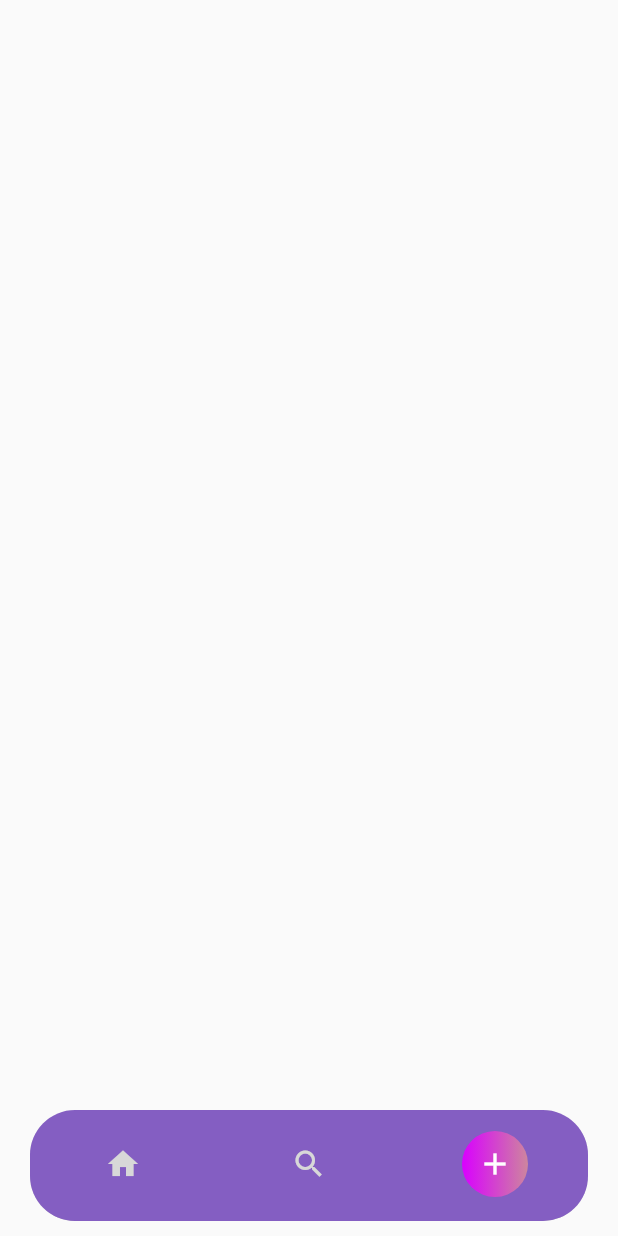
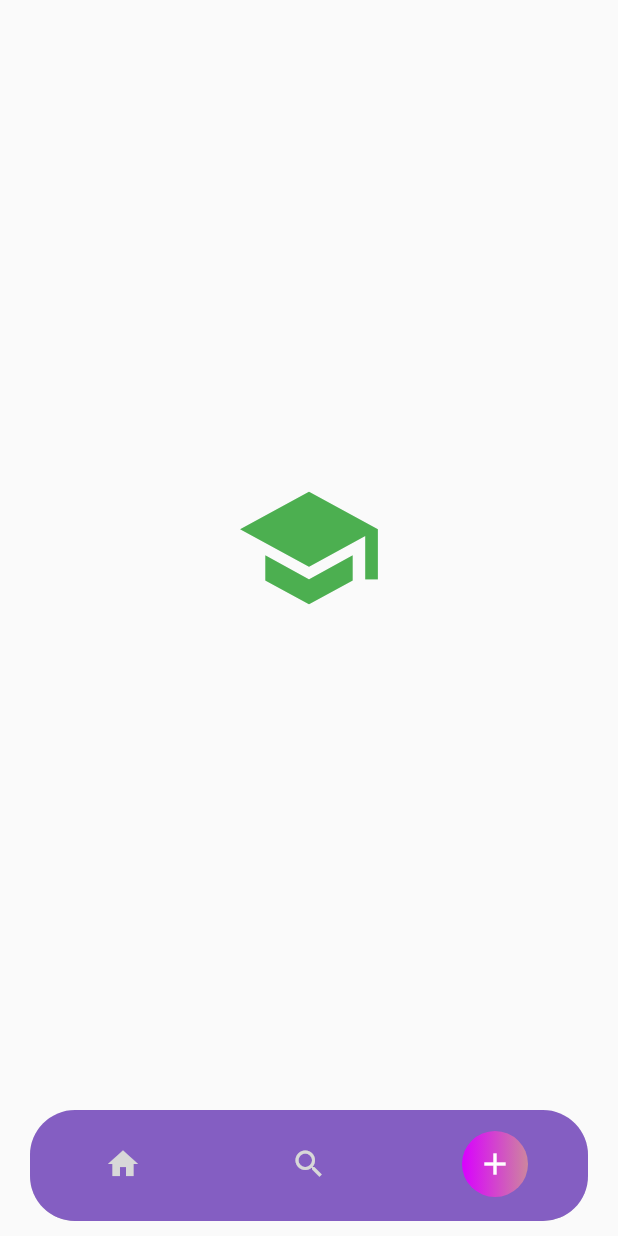
Before and after one commit to yokwejuste/vacua-app, a Flutter app: the screen it shows after launch, item 3 of the bottom bar chosen, on a phone screen of 412 x 824 dp. Run offline on Flutter 3.47's test engine with Material 2 defaults, Android fonts, the phone set to English and light mode, and no system bars; our stand-ins replace cloud_firestore, firebase_auth, firebase_core, flutter_svg, google_fonts; missing offline and left inert: dart:ffi; accounts and stored records are empty; generated files the repository leaves out were written again.

```diff
--- a/lib/screens/classRoomScreen.dart
+++ b/lib/screens/classRoomScreen.dart
@@ -1,5 +1,6 @@
 import 'package:flutter/material.dart';
 import 'package:vacua_app/screens/homeScreen.dart';
+import 'package:vacua_app/screens/searchHall.dart';
 import './SettingsPage.dart';
 import 'makeReservation.dart';
 
@@ -16,15 +17,10 @@ class _ClassRoomsState extends State<ClassRooms> {
   Widget build(BuildContext context) {
     final pages = [
       const MainHomePage(),
-      const Center(
-        child: Icon(
-          Icons.person,
-          size: 50,
-          color: Colors.red,
-        ),
-      ),
+      const SearchHall(),
       const MakeReservation(),
     ];
+
     final navBarItem = <BottomNavigationBarItem>[
       BottomNavigationBarItem(
         icon: Container(
--- a/lib/screens/makeReservation.dart
+++ b/lib/screens/makeReservation.dart
@@ -1,5 +1,3 @@
-
-
 import 'package:flutter/material.dart';
 
 class MakeReservation extends StatelessWidget {
@@ -7,6 +5,14 @@ class MakeReservation extends StatelessWidget {
 
   @override
   Widget build(BuildContext context) {
-    return Container();
+    return Container(
+      child: const Center(
+        child: Icon(
+          Icons.school,
+          size: 100,
+          color: Colors.green,
+        ),
+      ),
+    );
   }
 }
```
